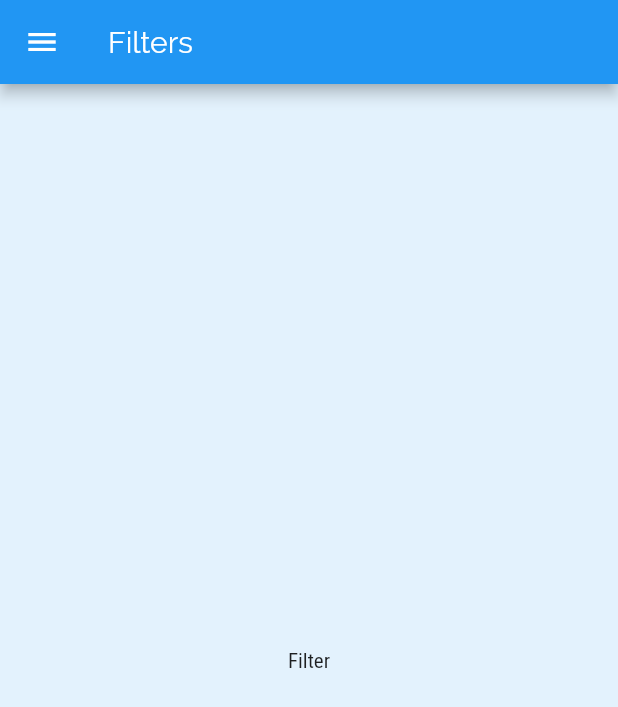
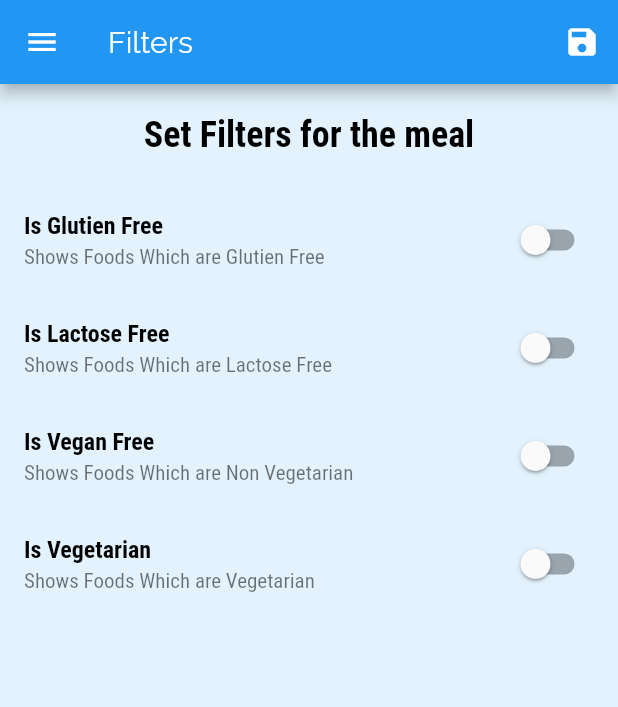
Before and after one commit to BiswajitKrPaul/meal_app, a Flutter app: the screen it shows after launch, in the side drawer, after a tap on "Filtes", on a phone screen of 412 x 824 dp. Shown: the top 707 px of the screen. Run offline on Flutter 3.47's test engine with Material 2 defaults, Android fonts, the phone set to English and light mode, and no system bars.

Commit message:
Completed Meal App

```diff
--- a/lib/main.dart
+++ b/lib/main.dart
@@ -1,16 +1,67 @@
 import 'package:flutter/material.dart';
+import 'package:meal_app/dummydata.dart';
 import 'package:meal_app/routes/filtershome.dart';
 import 'package:meal_app/routes/mealdetail.dart';
 import './routes/categorymealshome.dart';
 
 import './routes/bottomnavigation.dart';
+import './models/meal.dart';
 
 void main() {
   runApp(MyApp());
 }
 
-class MyApp extends StatelessWidget {
+class MyApp extends StatefulWidget {
   // This widget is the root of your application.
+  @override
+  _MyAppState createState() => _MyAppState();
+}
+
+class _MyAppState extends State<MyApp> {
+  var _glutienfree = false;
+  var _vegan = false;
+  var _vegetarian = false;
+  var _lactosefree = false;
+
+  List<Meal> availableMeal = DUMMY_MEALS;
+  List<Meal> favouriteMeal = [];
+
+  void _setFilters(bool gluetien, bool vegan, bool vegetarian, bool lactose) {
+    setState(() {
+      _glutienfree = gluetien;
+      _vegan = vegan;
+      _vegetarian = vegetarian;
+      _lactosefree = lactose;
+      availableMeal = DUMMY_MEALS.where((element) {
+        if (_glutienfree && !element.isGlutenFree) {
+          return false;
+        }
+        if (_vegan && !element.isVegan) {
+          return false;
+        }
+        if (_lactosefree && !element.isLactoseFree) {
+          return false;
+        }
+        if (_vegetarian && !element.isVegetarian) {
+          return false;
+        }
+        return true;
+      }).toList();
+    });
+  }
+
+  void addToFavourite(Meal mealItem) {
+    if (favouriteMeal.indexOf(mealItem) < 0) {
+      setState(() {
+        favouriteMeal.add(mealItem);
+      });
+    } else {
+      setState(() {
+        favouriteMeal.remove(mealItem);
+      });
+    }
+  }
+
   @override
   Widget build(BuildContext context) {
     return MaterialApp(
@@ -45,13 +96,20 @@ class MyApp extends StatelessWidget {
                 fontWeight: FontWeight.bold,
                 color: Colors.black,
               ),
+              headline5: TextStyle(
+                fontSize: 24,
+                fontFamily: 'Roboto',
+                fontWeight: FontWeight.bold,
+                color: Colors.black,
+              ),
             ),
       ),
-      home: BottomNavigation(),
+      home: BottomNavigation(favouriteMeal),
       routes: {
-        CategoryMealsHome.routeName: (ctx) => CategoryMealsHome(),
-        MealDetail.routeName: (ctx) => MealDetail(),
-        FiltersHome.routeName: (ctx) => FiltersHome(),
+        CategoryMealsHome.routeName: (ctx) => CategoryMealsHome(availableMeal),
+        MealDetail.routeName: (ctx) => MealDetail(addToFavourite),
+        FiltersHome.routeName: (ctx) => FiltersHome(
+            _setFilters, _glutienfree, _lactosefree, _vegan, _vegetarian),
       },
     );
   }
--- a/lib/routes/bottomnavigation.dart
+++ b/lib/routes/bottomnavigation.dart
@@ -2,18 +2,18 @@ import 'package:flutter/material.dart';
 import 'package:meal_app/routes/categoryhome.dart';
 import 'package:meal_app/routes/favouriteshome.dart';
 import 'package:meal_app/widgets/maindrawer.dart';
+import '../models/meal.dart';
 
 class BottomNavigation extends StatefulWidget {
   static String routeName = 'bottomNavigation';
+  List<Meal> favouriteMeal;
+  BottomNavigation(this.favouriteMeal);
   @override
   _BottomNavigationState createState() => _BottomNavigationState();
 }
 
 class _BottomNavigationState extends State<BottomNavigation> {
-  final List<Widget> _pages = [
-    CategoriesHome(),
-    FavouritesHome(),
-  ];
+  List<Widget> _pages;
 
   final List<String> _titles = [
     'Meal Category',
@@ -25,6 +25,15 @@ class _BottomNavigationState extends State<BottomNavigation> {
     setState(() {
       _selectedPage = index;
     });
+  }
+
+  @override
+  void initState() {
+    _pages = [
+      CategoriesHome(),
+      FavouritesHome(widget.favouriteMeal),
+    ];
+    super.initState();
   }
 
   @override
--- a/lib/routes/filtershome.dart
+++ b/lib/routes/filtershome.dart
@@ -1,17 +1,102 @@
 import 'package:flutter/material.dart';
 import 'package:meal_app/widgets/maindrawer.dart';
 
-class FiltersHome extends StatelessWidget {
+class FiltersHome extends StatefulWidget {
   static String routeName = 'filtersHome';
+  var _glutienfree;
+  var _vegan;
+  var _vegetarian;
+  var _lactosefree;
+  Function setFilters;
+  FiltersHome(this.setFilters, this._glutienfree, this._lactosefree,
+      this._vegan, this._vegetarian);
+
+  @override
+  _FiltersHomeState createState() => _FiltersHomeState();
+}
+
+class _FiltersHomeState extends State<FiltersHome> {
   @override
   Widget build(BuildContext context) {
     return Scaffold(
       drawer: MainDrawer(),
       appBar: AppBar(
         title: Text('Filters'),
+        actions: [
+          IconButton(
+            icon: Icon(Icons.save),
+            onPressed: () => widget.setFilters(widget._glutienfree,
+                widget._vegan, widget._vegetarian, widget._lactosefree),
+          )
+        ],
       ),
-      body: Center(
-        child: Text('Filter'),
+      body: Column(
+        children: [
+          Container(
+            padding: EdgeInsets.all(20),
+            child: Text(
+              'Set Filters for the meal',
+              style: Theme.of(context).textTheme.headline5,
+            ),
+          ),
+          Expanded(
+              child: ListView(
+            children: [
+              SwitchListTile(
+                title: Text(
+                  'Is Glutien Free',
+                  style: Theme.of(context).textTheme.headline2,
+                ),
+                subtitle: Text('Shows Foods Which are Glutien Free'),
+                value: widget._glutienfree,
+                onChanged: (val) {
+                  setState(() {
+                    widget._glutienfree = val;
+                  });
+                },
+              ),
+              SwitchListTile(
+                title: Text(
+                  'Is Lactose Free',
+                  style: Theme.of(context).textTheme.headline2,
+                ),
+                subtitle: Text('Shows Foods Which are Lactose Free'),
+                value: widget._lactosefree,
+                onChanged: (val) {
+                  setState(() {
+                    widget._lactosefree = val;
+                  });
+                },
+              ),
+              SwitchListTile(
+                title: Text(
+                  'Is Vegan Free',
+                  style: Theme.of(context).textTheme.headline2,
+                ),
+                subtitle: Text('Shows Foods Which are Non Vegetarian'),
+                value: widget._vegan,
+                onChanged: (val) {
+                  setState(() {
+                    widget._vegan = val;
+                  });
+                },
+              ),
+              SwitchListTile(
+                title: Text(
+                  'Is Vegetarian',
+                  style: Theme.of(context).textTheme.headline2,
+                ),
+                subtitle: Text('Shows Foods Which are Vegetarian'),
+                value: widget._vegetarian,
+                onChanged: (val) {
+                  setState(() {
+                    widget._vegetarian = val;
+                  });
+                },
+              ),
+            ],
+          ))
+        ],
       ),
     );
   }
```
Also changed, not shown: lib/routes/categorymealshome.dart (+29 -10 lines), lib/routes/favouriteshome.dart (+11 -2 lines), lib/routes/mealdetail.dart (+10 -1 lines), lib/widgets/mealitems.dart (+7 -2 lines).
